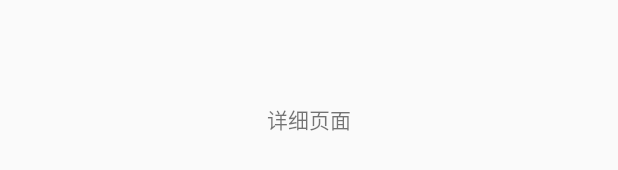
After one commit to jimingxin/DemoXMLY, an Android app: the layout activity_detail.xml on its own in the app's theme, with its tools: preview values and no code run, on a phone screen of 412 x 824 dp. The commit adds this screen. Shown: the part 499-669 px from the top of the screen. Run offline under Robolectric (Android 15) with nearby library versions, the phone set to English and light mode, and no system bars.

Commit message:
detail presenter

```diff
--- a/app/src/main/AndroidManifest.xml
+++ b/app/src/main/AndroidManifest.xml
@@ -21,8 +21,7 @@
         android:theme="@style/AppTheme"
         android:usesCleartextTraffic="true"
         tools:targetApi="m">
-
-
+        <activity android:name=".DetailActivity"></activity>
         <activity android:name=".MainActivity">
             <intent-filter>
                 <action android:name="android.intent.action.MAIN" />
--- a/app/src/main/java/com/demo/demoxmly/fragments/RecommendFragment.java
+++ b/app/src/main/java/com/demo/demoxmly/fragments/RecommendFragment.java
@@ -1,5 +1,6 @@
 package com.demo.demoxmly.fragments;
 
+import android.content.Intent;
 import android.graphics.Rect;
 import android.view.LayoutInflater;
 import android.view.View;
@@ -10,6 +11,7 @@ import androidx.annotation.NonNull;
 import androidx.recyclerview.widget.LinearLayoutManager;
 import androidx.recyclerview.widget.RecyclerView;
 
+import com.demo.demoxmly.DetailActivity;
 import com.demo.demoxmly.R;
 import com.demo.demoxmly.adapters.AlbumListAdapter;
 import com.demo.demoxmly.base.BaseFragment;
@@ -100,7 +102,8 @@ public class RecommendFragment extends BaseFragment implements IRecommendViewCal
         mRecommendListAdapter.setAlbumItemClickListener(new AlbumListAdapter.OnAlbumItemClickListener() {
             @Override
             public void onItemClick(int position, Album album) {
-
+                Intent intent = new Intent(getContext(), DetailActivity.class);
+                startActivity(intent);
             }
         });
 
--- a/app/src/main/java/com/demo/demoxmly/interfaces/IAlbumDetailPresenter.java
+++ b/app/src/main/java/com/demo/demoxmly/interfaces/IAlbumDetailPresenter.java
@@ -16,7 +16,7 @@ import com.demo.demoxmly.base.IBasePresenter;
  * @UpdateRemark: 更新说明 ：
  * @Version: 1.0
  */
-public interface IAlbumDetailPresenter extends IBasePresenter {
+public interface IAlbumDetailPresenter extends IBasePresenter<IAlbumDetailViewCallback> {
 
     /**
      * Pull 2 refresh more.
--- a/app/src/main/java/com/demo/demoxmly/utils/Constants.java
+++ b/app/src/main/java/com/demo/demoxmly/utils/Constants.java
@@ -15,4 +15,7 @@ public class Constants {
 
     // 获取推荐列表的专辑数量
     public static int COUNT_RECOMMEND = 50;
+
+    //默认列表请求数量
+    public static int COUNT_DEFAULT = 50;
 }
--- /dev/null
+++ b/app/src/main/res/layout/activity_detail.xml
@@ -0,0 +1,15 @@
+<?xml version="1.0" encoding="utf-8"?>
+<RelativeLayout xmlns:android="http://schemas.android.com/apk/res/android"
+    xmlns:app="http://schemas.android.com/apk/res-auto"
+    xmlns:tools="http://schemas.android.com/tools"
+    android:layout_width="match_parent"
+    android:layout_height="match_parent"
+    tools:context=".DetailActivity">
+
+    <TextView
+        android:layout_width="wrap_content"
+        android:layout_height="wrap_content"
+        android:layout_centerInParent="true"
+        android:text="详细页面"/>
+
+</RelativeLayout>
```
Also changed, not shown: app/src/main/java/com/demo/demoxmly/DetailActivity.java (added, +14 -0 lines), app/src/main/java/com/demo/demoxmly/data/XimalayApi.java (+24 -0 lines), app/src/main/java/com/demo/demoxmly/presenters/AlbumDetailPresenter.java (added, +124 -0 lines), gradle/wrapper/gradle-wrapper.properties, 1 other file.
